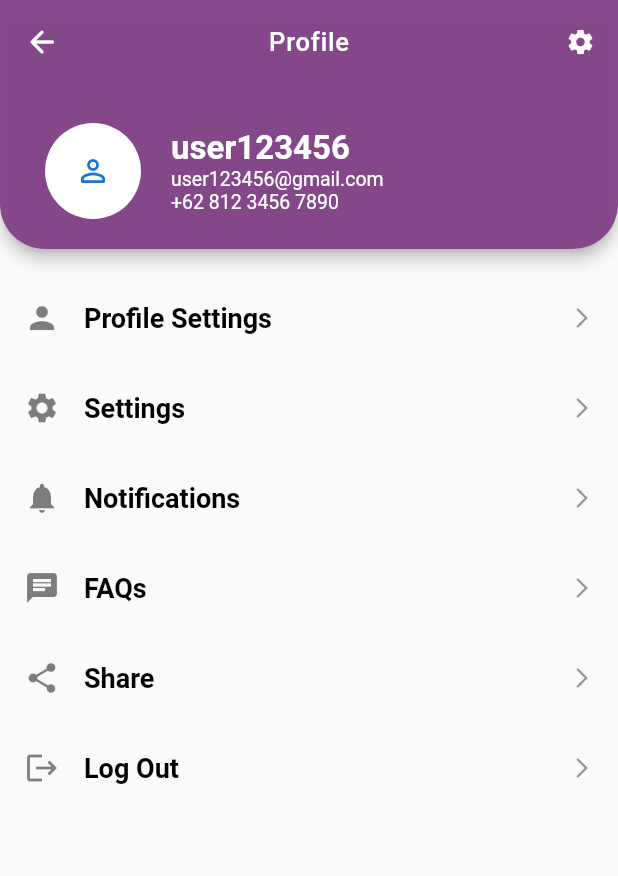
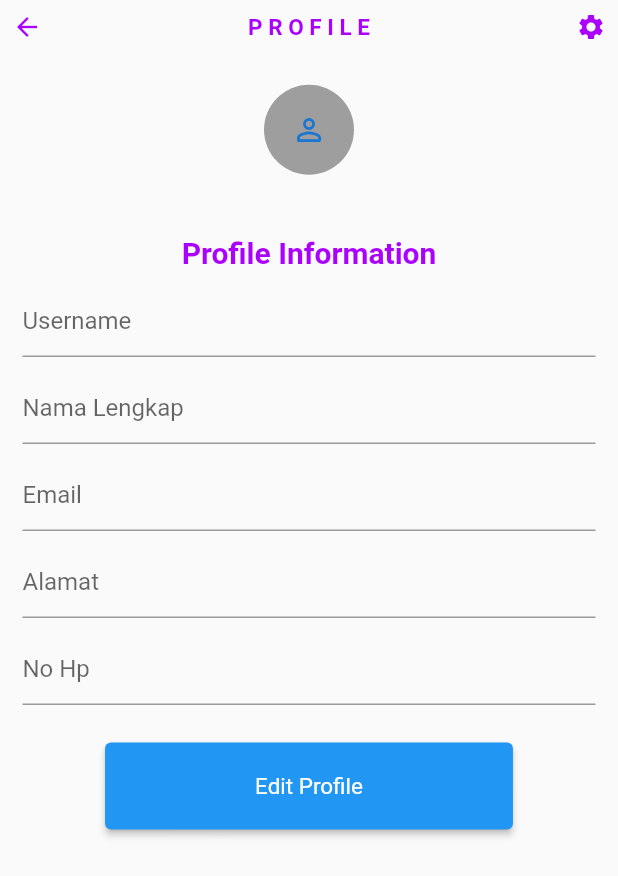
Before and after one commit to IvanoWoii/Project_Kel-4_Mobile, a Flutter app: the Profile screen opened directly, on a phone screen of 412 x 824 dp. Shown: the top 876 px of the screen. Run offline on Flutter 3.47's test engine with Material 2 defaults, Android fonts, the phone set to English and light mode, and no system bars; our stand-ins replace easy_splash_screen, google_fonts.

Commit message:
Profile
new profile

```diff
--- a/lib/main.dart
+++ b/lib/main.dart
@@ -1,3 +1,4 @@
+import 'package:app_pron/home.dart';
 import 'package:app_pron/register.dart';
 import 'package:flutter/material.dart';
 import 'splashscreen.dart';
@@ -11,7 +12,7 @@ class MyApp extends StatelessWidget {
     return MaterialApp(
       title: "test",
       debugShowCheckedModeBanner: false,
-      home: SplahScreen(),
+      home: Home(),
     );
   }
 }
--- a/lib/page/profile.dart
+++ b/lib/page/profile.dart
@@ -1,186 +1,135 @@
 import 'package:flutter/material.dart';
 
-class Profile extends StatefulWidget {
-  @override
-  State<Profile> createState() => _ProfileState();
-}
+class Profile extends StatelessWidget {
+  const Profile({super.key});
 
-class _ProfileState extends State<Profile> {
   @override
   Widget build(BuildContext context) {
-    Size size = MediaQuery.of(context).size;
     return Scaffold(
-        appBar: AppBar(
-          backgroundColor: Color.fromARGB(249, 131, 69, 137),
-          centerTitle: true,
-          title: const Text(
-            'Profile',
-            style: TextStyle(
-                fontSize: 17, color: Colors.white, letterSpacing: 0.53),
-          ),
-          shape: const RoundedRectangleBorder(
-            borderRadius: BorderRadius.vertical(
-              bottom: Radius.circular(30),
-            ),
-          ),
-          leading: InkWell(
-            onTap: () {},
-            child: const Icon(
-              Icons.arrow_back_rounded,
-              color: Colors.white,
-            ),
-          ),
-          actions: [
-            InkWell(
-              onTap: () {},
-              child: const Padding(
-                padding: EdgeInsets.all(15.0),
-                child: Icon(
-                  Icons.settings,
-                  size: 20,
+      appBar: PreferredSize(
+          child: SafeArea(
+            child: Container(
+              child: Padding(
+                padding: const EdgeInsets.all(8.0),
+                child: Row(
+                  mainAxisAlignment: MainAxisAlignment.spaceBetween,
+                  children: <Widget>[
+                    Icon(Icons.arrow_back,
+                        size: 20.0, color: Colors.purpleAccent[700]),
+                    Text('P R O F I L E',
+                        style: TextStyle(
+                            fontSize: 15.0,
+                            fontWeight: FontWeight.w600,
+                            color: Colors.purpleAccent[700])),
+                    Icon(Icons.settings,
+                        size: 20.0, color: Colors.purpleAccent[700]),
+                  ],
                 ),
               ),
             ),
-          ],
-          bottom: PreferredSize(
-              preferredSize: const Size.fromHeight(110.0),
-              child: Container(
-                padding: const EdgeInsets.only(left: 30, bottom: 20),
-                child: Row(
-                  children: [
-                    Stack(
-                      children: [
-                        const CircleAvatar(
-                          radius: 32,
-                          backgroundColor: Colors.white,
-                          child: Icon(Icons.person_outline_rounded),
-                        ),
-                      ],
-                    ),
-                    Container(
-                      margin: const EdgeInsets.only(left: 20),
-                      child: Column(
-                        crossAxisAlignment: CrossAxisAlignment.start,
-                        children: const [
-                          Text(
-                            'user123456',
-                            style: TextStyle(
-                                fontSize: 22,
-                                fontWeight: FontWeight.w700,
-                                color: Colors.white),
-                          ),
-                          Text(
-                            'user123456@gmail.com',
-                            style: TextStyle(
-                              fontSize: 13,
-                              color: Colors.white,
-                            ),
-                          ),
-                          Text(
-                            '+62 812 3456 7890',
-                            style: TextStyle(
-                              fontSize: 13,
-                              color: Colors.white,
-                            ),
-                          ),
-                        ],
-                      ),
-                    )
-                  ],
-                ),
-              )),
-        ),
-        body: SingleChildScrollView(
-          child: Container(
-            padding: const EdgeInsets.all(16),
-            height: size.height,
-            width: size.width,
-            child: Column(
-              crossAxisAlignment: CrossAxisAlignment.center,
-              children: [
-                SizedBox(
-                  height: size.height * .7,
-                  width: size.width,
-                  child: Column(
-                    crossAxisAlignment: CrossAxisAlignment.center,
-                    children: const [
-                      ProfileWidget(
-                        icon: Icons.person,
-                        title: 'Profile Settings',
-                      ),
-                      ProfileWidget(
-                        icon: Icons.settings,
-                        title: 'Settings',
-                      ),
-                      ProfileWidget(
-                        icon: Icons.notifications,
-                        title: 'Notifications',
-                      ),
-                      ProfileWidget(
-                        icon: Icons.chat,
-                        title: 'FAQs',
-                      ),
-                      ProfileWidget(
-                        icon: Icons.share,
-                        title: 'Share',
-                      ),
-                      ProfileWidget(
-                        icon: Icons.logout,
-                        title: 'Log Out',
-                      ),
-                    ],
+          ),
+          preferredSize: Size.fromHeight(100)),
+      body: ListView(
+        physics: NeverScrollableScrollPhysics(),
+        children: [
+          SizedBox(height: 10),
+          Padding(
+            padding: const EdgeInsets.all(8.0),
+            child: Container(
+              height: 65,
+              color: Colors.transparent,
+              child: Column(
+                mainAxisAlignment: MainAxisAlignment.center,
+                children: [
+                  const CircleAvatar(
+                    radius: 30,
+                    backgroundColor: Colors.grey,
+                    child: Icon(Icons.person_outline_rounded),
                   ),
-                ),
-              ],
+                ],
+              ),
             ),
           ),
-        ));
-  }
-}
-
-class ProfileWidget extends StatelessWidget {
-  final IconData icon;
-  final String title;
-  const ProfileWidget({
-    Key? key,
-    required this.icon,
-    required this.title,
-  }) : super(key: key);
-
-  @override
-  Widget build(BuildContext context) {
-    return Container(
-      padding: const EdgeInsets.symmetric(vertical: 18),
-      child: Row(
-        mainAxisAlignment: MainAxisAlignment.spaceBetween,
-        children: [
-          Row(
-            children: [
-              Icon(
-                icon,
-                color: Colors.black.withOpacity(.5),
-                size: 24,
+          SizedBox(height: 20),
+          Padding(
+            padding: const EdgeInsets.all(10.0),
+            child: Container(
+              height: 500,
+              color: Colors.transparent,
+              child: Column(
+                children: [
+                  Align(
+                    alignment: Alignment.topLeft,
+                    child: buildTitle(),
+                  ),
+                ],
               ),
-              const SizedBox(
-                width: 16,
-              ),
-              Text(
-                title,
-                style: TextStyle(
-                  color: Colors.black,
-                  fontSize: 18,
-                  fontWeight: FontWeight.w600,
-                ),
-              ),
-            ],
+            ),
           ),
-          Icon(
-            Icons.arrow_forward_ios,
-            color: Colors.black.withOpacity(.4),
-            size: 16,
-          )
         ],
       ),
     );
   }
+
+  Widget buildTitle() => Column(
+        mainAxisAlignment: MainAxisAlignment.spaceBetween,
+        children: <Widget>[
+          Text(
+            'Profile Information',
+            style: TextStyle(
+              fontSize: 20,
+              fontWeight: FontWeight.w600,
+              color: Colors.purpleAccent[700],
+            ),
+          ),
+          SizedBox(height: 5),
+          Padding(
+            padding: const EdgeInsets.symmetric(horizontal: 5, vertical: 5),
+            child: TextField(
+              decoration: InputDecoration(
+                  border: UnderlineInputBorder(), hintText: 'Username'),
+            ),
+          ),
+          Padding(
+            padding: const EdgeInsets.symmetric(horizontal: 5, vertical: 5),
+            child: TextField(
+              decoration: InputDecoration(
+                  border: UnderlineInputBorder(), hintText: 'Nama Lengkap'),
+            ),
+          ),
+          Padding(
+            padding: const EdgeInsets.symmetric(horizontal: 5, vertical: 5),
+            child: TextField(
+              decoration: InputDecoration(
+                  border: UnderlineInputBorder(), hintText: 'Email'),
+            ),
+          ),
+          Padding(
+            padding: const EdgeInsets.symmetric(horizontal: 5, vertical: 5),
+            child: TextField(
+              decoration: InputDecoration(
+                  border: UnderlineInputBorder(), hintText: 'Alamat'),
+            ),
+          ),
+          Padding(
+            padding: const EdgeInsets.symmetric(horizontal: 5, vertical: 5),
+            child: TextField(
+              decoration: InputDecoration(
+                  border: UnderlineInputBorder(), hintText: 'No Hp'),
+            ),
+          ),
+          SizedBox(height: 20),
+          ElevatedButton(
+            child: Text('Edit Profile'),
+            onPressed: () {},
+            style: ElevatedButton.styleFrom(
+                primary: Colors.purpleAccent[900],
+                padding: EdgeInsets.symmetric(horizontal: 100, vertical: 20),
+                textStyle: TextStyle(
+                  fontSize: 15,
+                  fontWeight: FontWeight.w400,
+                )),
+          ),
+        ],
+      );
 }
```
